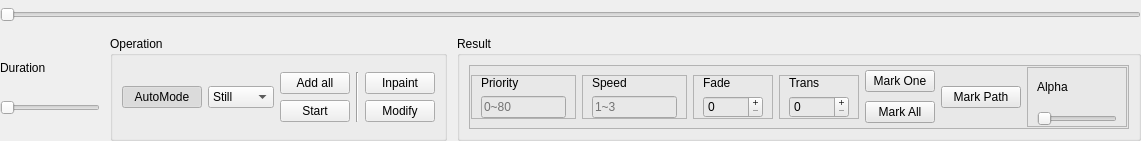
Before: the Qt Designer form GControlWidget.ui in limacv/ReplateWidget, drawn with Qt 5.
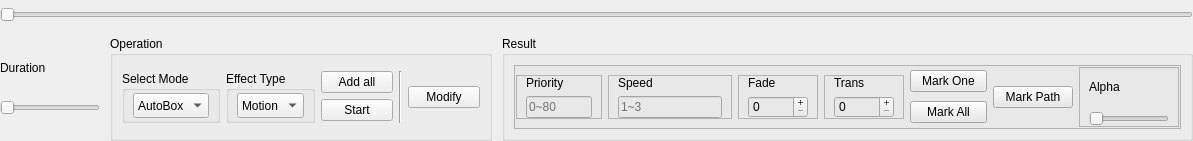
After: the same form once the commit is applied.

Commit message: Version 2.5 - Refine Step3Widget 1. make inpaint a effect 2. change selection UI 3. fix modify UI bugs 4. others

Diff of the .ui file:
```diff
--- a/GControlWidget.ui
+++ b/GControlWidget.ui
@@ -6,7 +6,7 @@
    <rect>
     <x>0</x>
     <y>0</y>
-    <width>1141</width>
+    <width>1193</width>
     <height>141</height>
    </rect>
   </property>
@@ -153,35 +153,100 @@
           <item row="0" column="2">
            <layout class="QHBoxLayout" name="horizontalLayout_5">
             <item>
-             <widget class="QPushButton" name="button_autoselection">
-              <property name="text">
-               <string>AutoMode</string>
+             <widget class="QGroupBox" name="groupBox">
+              <property name="title">
+               <string>Select Mode</string>
               </property>
-              <property name="checkable">
-               <bool>true</bool>
-              </property>
-              <property name="checked">
-               <bool>true</bool>
-              </property>
+              <layout class="QGridLayout" name="gridLayout">
+               <property name="leftMargin">
+                <number>8</number>
+               </property>
+               <property name="topMargin">
+                <number>2</number>
+               </property>
+               <property name="rightMargin">
+                <number>8</number>
+               </property>
+               <property name="bottomMargin">
+                <number>2</number>
+               </property>
+               <item row="0" column="0">
+                <widget class="QComboBox" name="combo_autoselection">
+                 <property name="minimumSize">
+                  <size>
+                   <width>0</width>
+                   <height>25</height>
+                  </size>
+                 </property>
+                 <item>
+                  <property name="text">
+                   <string>AutoBox</string>
+                  </property>
+                 </item>
+                 <item>
+                  <property name="text">
+                   <string>Box</string>
+                  </property>
+                 </item>
+                 <item>
+                  <property name="text">
+                   <string>Polygon</string>
+                  </property>
+                 </item>
+                </widget>
+               </item>
+              </layout>
              </widget>
             </item>
             <item>
-             <widget class="QComboBox" name="comboMode">
-              <item>
-               <property name="text">
-                <string>Still</string>
+             <widget class="QGroupBox" name="groupBox_5">
+              <property name="title">
+               <string>Effect Type</string>
+              </property>
+              <layout class="QGridLayout" name="gridLayout_4">
+               <property name="leftMargin">
+                <number>8</number>
                </property>
-              </item>
-              <item>
-               <property name="text">
-                <string>Motion</string>
+               <property name="topMargin">
+                <number>2</number>
                </property>
-              </item>
-              <item>
-               <property name="text">
-                <string>Trail</string>
+               <property name="rightMargin">
+                <number>8</number>
                </property>
-              </item>
+               <property name="bottomMargin">
+                <number>2</number>
+               </property>
+               <item row="0" column="0">
+                <widget class="QComboBox" name="comboMode">
+                 <property name="minimumSize">
+                  <size>
+                   <width>0</width>
+                   <height>25</height>
+                  </size>
+                 </property>
+                 <item>
+                  <property name="text">
+                   <string>Motion</string>
+                  </property>
+                 </item>
+                 <item>
+                  <property name="text">
+                   <string>Trail</string>
+                  </property>
+                 </item>
+                 <item>
+                  <property name="text">
+                   <string>Still</string>
+                  </property>
+                 </item>
+                 <item>
+                  <property name="text">
+                   <string>Inpaint</string>
+                  </property>
+                 </item>
+                </widget>
+               </item>
+              </layout>
              </widget>
             </item>
             <item>
@@ -240,28 +305,6 @@
           </item>
           <item row="0" column="4">
            <layout class="QVBoxLayout" name="verticalLayout_12">
-            <item>
-             <widget class="QPushButton" name="control_add_inpaint_button_">
-              <property name="sizePolicy">
-               <sizepolicy hsizetype="Minimum" vsizetype="Fixed">
-                <horstretch>0</horstretch>
-                <verstretch>0</verstretch>
-               </sizepolicy>
-              </property>
-              <property name="minimumSize">
-               <size>
-                <width>70</width>
-                <height>0</height>
-               </size>
-              </property>
-              <property name="text">
-               <string>Inpaint</string>
-              </property>
-              <property name="checkable">
-               <bool>true</bool>
-              </property>
-             </widget>
-            </item>
             <item>
              <widget class="QPushButton" name="control_modify_path_button_">
               <property name="minimumSize">
@@ -388,6 +431,12 @@
                     <height>0</height>
                    </size>
                   </property>
+                  <property name="maximumSize">
+                   <size>
+                    <width>70</width>
+                    <height>16777215</height>
+                   </size>
+                  </property>
                   <property name="placeholderText">
                    <string>0~80</string>
                   </property>
```
The commit also changes 27 other files.
